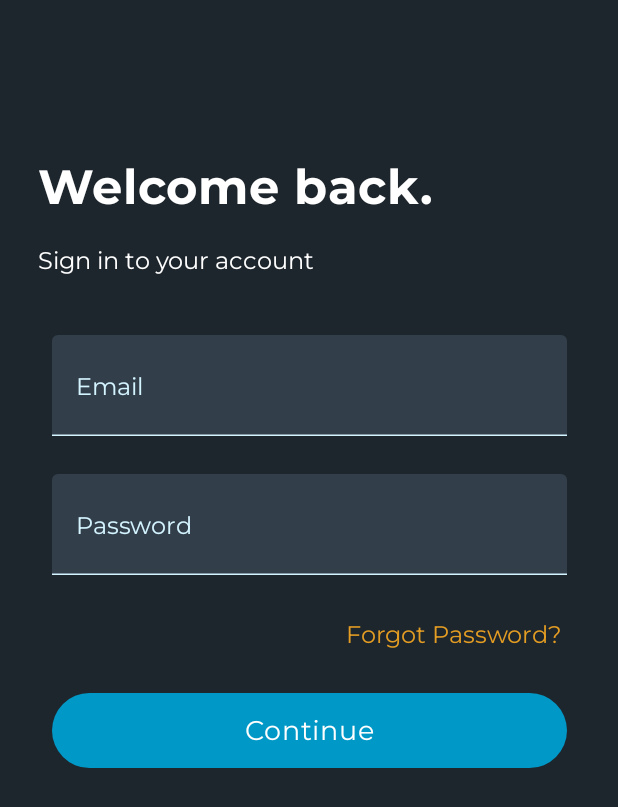
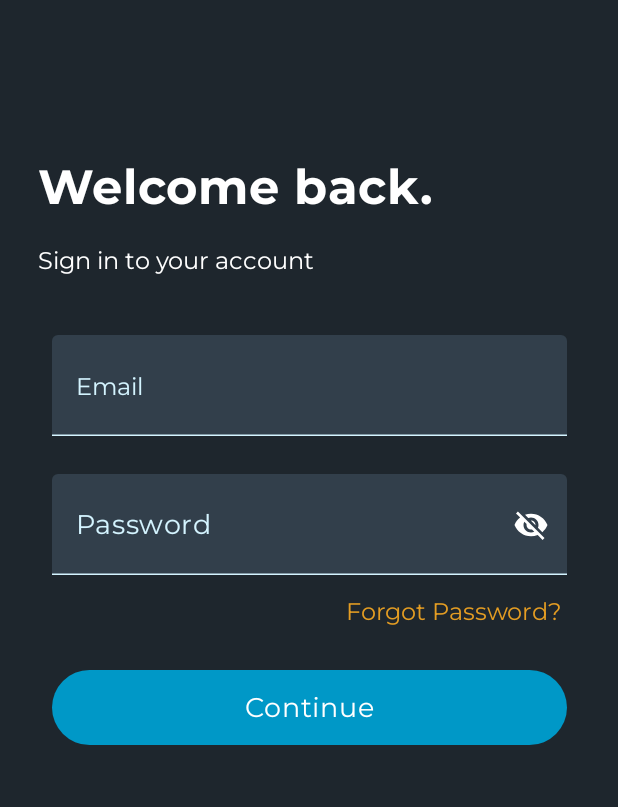
Before and after one commit to tozmd/Bard, an Android app built with Jetpack Compose: the screen it shows after launch (MainActivity), on a phone screen of 412 x 824 dp. Shown: the top 807 px of the screen. Run offline under Robolectric (Android 15) with nearby library versions, the phone set to English and light mode, and no system bars; our stand-ins replace accompanist; libraries missing offline, so code that uses them is left out: com.spotify.android.

Commit message:
Password Field + material icons dependency

```diff
--- a/app/build.gradle
+++ b/app/build.gradle
@@ -116,7 +116,7 @@ dependencies {
     //Google Accompanist Library
     implementation "com.google.accompanist:accompanist-systemuicontroller:0.17.0"
 
-
-
+    //Material Icons
+    implementation "androidx.compose.material:material-icons-extended:$compose_version"
 
 }
--- a/app/src/main/java/com/tozmd/bard/ui/MainActivity.kt
+++ b/app/src/main/java/com/tozmd/bard/ui/MainActivity.kt
@@ -14,6 +14,7 @@ import androidx.compose.runtime.collectAsState
 import androidx.compose.runtime.remember
 import androidx.compose.ui.Modifier
 import androidx.compose.ui.tooling.preview.Preview
+import androidx.core.view.WindowCompat
 import androidx.navigation.NavType
 import androidx.navigation.compose.NavHost
 import androidx.navigation.compose.composable
@@ -43,6 +44,7 @@ class MainActivity : ComponentActivity() {
             .build()
 
         SpotifyAppRemote.connect(this, connectionParams,Connector.ConnectionListener)*/
+        WindowCompat.setDecorFitsSystemWindows(window, false)
 
         setContent {
             BardXTheme {
@@ -53,6 +55,7 @@ class MainActivity : ComponentActivity() {
                 ) {
                     //Navigation controller to handle the composables
                     val navController = rememberNavController()
+
                     NavHost(
                         navController = navController,
                         startDestination = "login_screen" //Will be changed
--- a/app/src/main/java/com/tozmd/bard/ui/compose/UserLogin.kt
+++ b/app/src/main/java/com/tozmd/bard/ui/compose/UserLogin.kt
@@ -12,6 +12,7 @@ import androidx.compose.ui.platform.LocalFocusManager
 import androidx.compose.ui.unit.dp
 import com.tozmd.bard.ui.util.AutoFocusTextField
 import com.tozmd.bard.ui.util.LabeledButton
+import com.tozmd.bard.ui.util.PasswordTextField
 
 //User login screen
 @OptIn(ExperimentalMaterial3Api::class)
@@ -58,10 +59,9 @@ fun LoginScreen() {
             modifier = Modifier.fillMaxWidth(),
             horizontalAlignment = Alignment.CenterHorizontally
         ) {
-            AutoFocusTextField("Email", "", focusManager)
+            AutoFocusTextField("Email", focusManager)
             Spacer(modifier = Modifier.height(25.dp))
-            AutoFocusTextField( "Password", "", focusManager)
-            Spacer(modifier = Modifier.height(15.dp))
+            PasswordTextField(focusManager)
         }
         TextButton(
             onClick = { /*TODO*/ },
@@ -73,11 +73,12 @@ fun LoginScreen() {
                 color = MaterialTheme.colorScheme.onSecondary
             )
         }
-        Spacer(modifier = Modifier.height(15.dp))
         Column(modifier = Modifier
+            .imePadding()
             .fillMaxWidth(),
-            horizontalAlignment = Alignment.CenterHorizontally
+            horizontalAlignment = Alignment.CenterHorizontally,
         ) {
+            Spacer(modifier = Modifier.height(15.dp))
             LabeledButton("Continue", 0.95f, 50)
         }
     }
--- a/app/src/main/java/com/tozmd/bard/ui/util/AutoFocusTextField.kt
+++ b/app/src/main/java/com/tozmd/bard/ui/util/AutoFocusTextField.kt
@@ -24,7 +24,6 @@ private val TAG: String? = "ActionFocusTextField"
 @Composable
 fun AutoFocusTextField(
     labelText: String,
-    placeholderText: String,
     focusManager: FocusManager
 ) {
     //Save texts over recompositions
@@ -46,11 +45,6 @@ fun AutoFocusTextField(
         modifier = Modifier
             .fillMaxWidth(0.95f)
             .focusable(),
-        placeholder = {
-            Text(placeholderText,
-                style = MaterialTheme.typography.bodySmall
-            )
-        },
         singleLine = true,
         label = {
             Text(labelText,
--- a/app/src/main/java/com/tozmd/bard/ui/util/HiddenTextField.kt
+++ /dev/null
@@ -1,5 +0,0 @@
-package com.tozmd.bard.ui.util
-
-class HiddenTextField {
-    //Password text box
-}
--- a/app/src/main/java/com/tozmd/bard/ui/util/LabeledButton.kt
+++ b/app/src/main/java/com/tozmd/bard/ui/util/LabeledButton.kt
@@ -2,6 +2,8 @@ package com.tozmd.bard.ui.util
 
 import androidx.compose.foundation.layout.fillMaxWidth
 import androidx.compose.foundation.layout.height
+import androidx.compose.foundation.layout.imePadding
+import androidx.compose.foundation.layout.navigationBarsPadding
 import androidx.compose.material3.Button
 import androidx.compose.material3.ButtonDefaults
 import androidx.compose.material3.MaterialTheme
@@ -18,8 +20,7 @@ fun LabeledButton(label: String, width: Float, height: Int) {
         onClick = { /*TODO*/ },
         modifier = Modifier
             .fillMaxWidth(width)
-            .height(height.dp)
-        ,
+            .height(height.dp),
         colors = ButtonDefaults.buttonColors(
             containerColor = MaterialTheme.colorScheme.primary
         ),
--- /dev/null
+++ b/app/src/main/java/com/tozmd/bard/ui/util/PasswordTextField.kt
@@ -0,0 +1,65 @@
+package com.tozmd.bard.ui.util
+
+import androidx.compose.foundation.focusable
+import androidx.compose.foundation.layout.fillMaxWidth
+import androidx.compose.foundation.text.KeyboardActions
+import androidx.compose.foundation.text.KeyboardOptions
+import androidx.compose.runtime.*
+import androidx.compose.ui.text.input.KeyboardType
+import androidx.compose.ui.text.input.PasswordVisualTransformation
+import androidx.compose.ui.text.input.VisualTransformation
+import androidx.compose.material.icons.Icons
+import androidx.compose.material.icons.filled.VisibilityOff
+import androidx.compose.material.icons.rounded.Visibility
+import androidx.compose.material3.*
+import androidx.compose.ui.Modifier
+import androidx.compose.ui.focus.FocusDirection
+import androidx.compose.ui.focus.FocusManager
+import androidx.compose.ui.graphics.Color
+import androidx.compose.ui.text.input.ImeAction
+
+
+@Composable
+fun PasswordTextField(focusManager: FocusManager) {
+    var password by remember { mutableStateOf("") }
+    var passwordVisible by remember { mutableStateOf(false) }
+
+    TextField(
+        value = password,
+        onValueChange = { password = it },
+        colors = TextFieldDefaults.textFieldColors(
+            textColor = Color.White,
+            cursorColor = Color.White,
+            containerColor = MaterialTheme.colorScheme.onBackground,
+            focusedIndicatorColor = MaterialTheme.colorScheme.onSecondary,
+            focusedLabelColor = MaterialTheme.colorScheme.onSecondary,
+            unfocusedIndicatorColor = MaterialTheme.colorScheme.onPrimary,
+            unfocusedLabelColor = MaterialTheme.colorScheme.onPrimary,
+            disabledTextColor = Color.Gray,
+            unfocusedTrailingIconColor = Color.White,
+            focusedTrailingIconColor = Color.White
+        ),
+        label = { Text("Password") },
+        singleLine = true,
+        modifier = Modifier
+            .fillMaxWidth(0.95f)
+            .focusable(),
+        visualTransformation = if (passwordVisible) VisualTransformation.None else PasswordVisualTransformation(),
+        keyboardOptions = KeyboardOptions(keyboardType = KeyboardType.Password, imeAction = ImeAction.Next),
+        keyboardActions = KeyboardActions(
+            onDone = { focusManager.clearFocus() },
+            onNext = { focusManager.moveFocus(FocusDirection.Down)}
+        ),
+        trailingIcon = {
+            val image = if (passwordVisible)
+                Icons.Rounded.Visibility
+            else Icons.Filled.VisibilityOff
+
+            val description = if (passwordVisible) "Hide password" else "Show password"
+
+            IconButton(onClick = {passwordVisible = !passwordVisible}){
+                Icon(imageVector  = image, description)
+            }
+        }
+    )
+}
```
